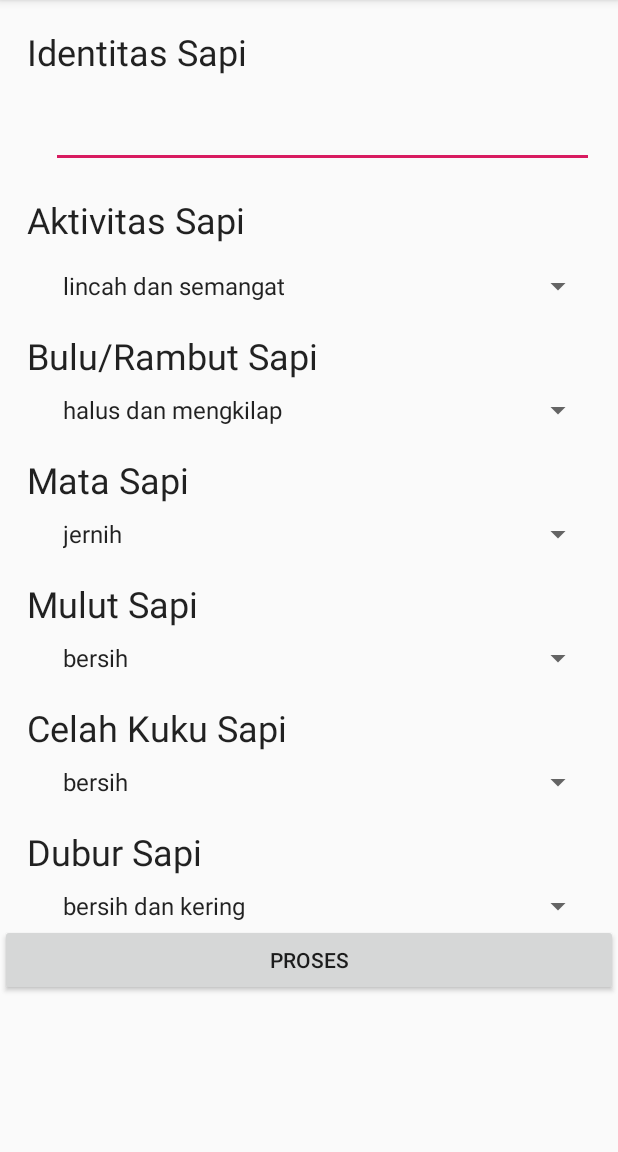
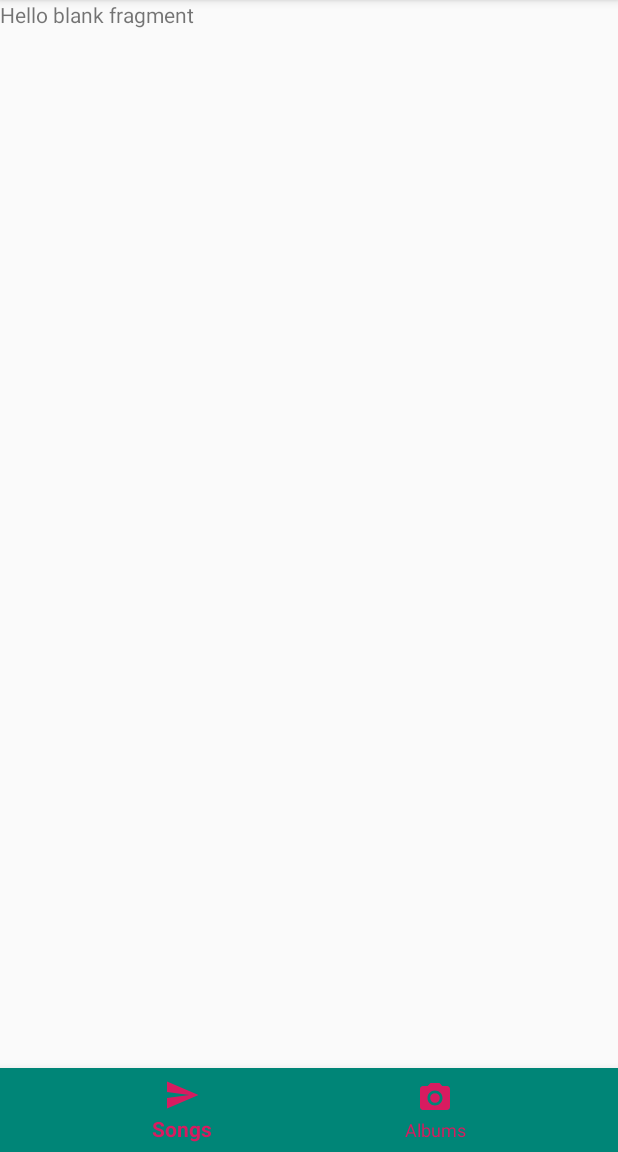
Before and after one commit to ArdityaAgungJ/TugasSPKSapiKurban, an Android app: the screen it shows after launch (MainActivity), on a phone screen of 412 x 824 dp, the part 84-1236 px from its top. Run offline under Robolectric (Android 15) with nearby library versions, the phone set to English and light mode, and no system bars.

Commit message:
Nav Bottom belum jadi

```diff
--- a/app/build.gradle
+++ b/app/build.gradle
@@ -23,6 +23,7 @@ dependencies {
     implementation 'com.android.support:appcompat-v7:28.0.0'
     implementation 'com.android.support:design:28.0.0'
     implementation 'com.android.support.constraint:constraint-layout:1.1.3'
+    implementation 'com.android.support:support-v4:28.0.0'
     testImplementation 'junit:junit:4.12'
     androidTestImplementation 'com.android.support.test:runner:1.0.2'
     androidTestImplementation 'com.android.support.test.espresso:espresso-core:3.0.2'
--- /dev/null
+++ b/app/src/main/java/com/blve/tugasspksapikurban/FragmentSPK.java
@@ -0,0 +1,30 @@
+package com.blve.tugasspksapikurban;
+
+
+import android.os.Bundle;
+import android.support.annotation.NonNull;
+import android.support.v4.app.Fragment;
+import android.view.LayoutInflater;
+import android.view.View;
+import android.view.ViewGroup;
+
+
+/**
+ * A simple {@link Fragment} subclass.
+ */
+public class FragmentSPK extends Fragment {
+
+
+    public FragmentSPK() {
+        // Required empty public constructor
+    }
+
+
+    @Override
+    public View onCreateView(@NonNull LayoutInflater inflater, ViewGroup container,
+                             Bundle savedInstanceState) {
+        // Inflate the layout for this fragment
+        return inflater.inflate(R.layout.fragment_fragment_spk, container, false);
+    }
+
+}
--- a/app/src/main/java/com/blve/tugasspksapikurban/MainActivity.java
+++ b/app/src/main/java/com/blve/tugasspksapikurban/MainActivity.java
@@ -5,8 +5,12 @@ import android.app.Dialog;
 import android.content.DialogInterface;
 import android.os.Bundle;
 import android.support.annotation.NonNull;
+import android.support.design.widget.BottomNavigationView;
 import android.support.design.widget.FloatingActionButton;
 import android.support.design.widget.Snackbar;
+import android.support.v4.app.Fragment;
+import android.support.v4.app.FragmentTransaction;
+import android.support.v4.view.ViewPager;
 import android.view.View;
 import android.support.design.widget.NavigationView;
 import android.support.v4.view.GravityCompat;
@@ -24,20 +28,22 @@ import android.widget.Spinner;
 import android.widget.Toast;
 
 public class MainActivity extends AppCompatActivity
-        implements NavigationView.OnNavigationItemSelectedListener, View.OnClickListener {
+        implements NavigationView.OnNavigationItemSelectedListener, View.OnClickListener, BottomNavigationView.OnNavigationItemSelectedListener {
 
     EditText ETKode;
     Spinner SpnAktivitas, SpnBulu, SpnMata, SpnMulut, SpnCelahKuku, SpnDubur;
     ArrayAdapter<CharSequence> adapterSpn;
     Button btnProses;
+    Toolbar toolbar;
 
 
     @Override
     protected void onCreate(Bundle savedInstanceState) {
         super.onCreate(savedInstanceState);
         setContentView(R.layout.activity_main);
-        Toolbar toolbar =  findViewById(R.id.toolbar);
+        toolbar =  findViewById(R.id.toolbar);
         setSupportActionBar(toolbar);
+
 
         inisialisasi();
 
@@ -59,42 +65,55 @@ public class MainActivity extends AppCompatActivity
         NavigationView navigationView = findViewById(R.id.nav_view);
         navigationView.setNavigationItemSelectedListener(this);
 
+        BottomNavigationView bottomNavigationView = findViewById(R.id.bottom_navigation);
+        bottomNavigationView.setOnNavigationItemSelectedListener(this);
+
+        toolbar.setTitle("SPK Pemilihan Sapi Kurban");
+        loadFragment(new FragmentSPK());
+
+    }
+
+    private void loadFragment(FragmentSPK fragmentSPK) {
+        FragmentTransaction transaction = getSupportFragmentManager().beginTransaction();
+        transaction.replace(R.id.container, fragmentSPK);
+        transaction.addToBackStack(null);
+        transaction.commit();
     }
 
     private void inisialisasi() {
-        ETKode = findViewById(R.id.editText);
-        SpnAktivitas = findViewById(R.id.spinner_act);
-        adapterSpn = ArrayAdapter.createFromResource(this,
-                R.array.list_aktivitas, android.R.layout.simple_spinner_item);
-        adapterSpn.setDropDownViewResource(android.R.layout.simple_spinner_dropdown_item);
-        SpnAktivitas.setAdapter(adapterSpn);
-        SpnBulu = findViewById(R.id.spinner_bulu);
-        adapterSpn = ArrayAdapter.createFromResource(this,
-                R.array.list_bulu, android.R.layout.simple_spinner_item);
-        adapterSpn.setDropDownViewResource(android.R.layout.simple_spinner_dropdown_item);
-        SpnBulu.setAdapter(adapterSpn);
-        SpnCelahKuku = findViewById(R.id.spinner_celah_kuku);
-        adapterSpn = ArrayAdapter.createFromResource(this,
-                R.array.list_celah_kuku, android.R.layout.simple_spinner_item);
-        adapterSpn.setDropDownViewResource(android.R.layout.simple_spinner_dropdown_item);
-        SpnCelahKuku.setAdapter(adapterSpn);
-        SpnDubur = findViewById(R.id.spinner_dubur);
-        adapterSpn = ArrayAdapter.createFromResource(this,
-                R.array.list_dubur, android.R.layout.simple_spinner_item);
-        adapterSpn.setDropDownViewResource(android.R.layout.simple_spinner_dropdown_item);
-        SpnDubur.setAdapter(adapterSpn);
-        SpnMata = findViewById(R.id.spinner_mata);
-        adapterSpn = ArrayAdapter.createFromResource(this,
-                R.array.list_mata, android.R.layout.simple_spinner_item);
-        adapterSpn.setDropDownViewResource(android.R.layout.simple_spinner_dropdown_item);
-        SpnMata.setAdapter(adapterSpn);
-        SpnMulut = findViewById(R.id.spinner_mulut);
-        adapterSpn = ArrayAdapter.createFromResource(this,
-                R.array.list_mulut, android.R.layout.simple_spinner_item);
-        adapterSpn.setDropDownViewResource(android.R.layout.simple_spinner_dropdown_item);
-        SpnMulut.setAdapter(adapterSpn);
-        btnProses = findViewById(R.id.btnProses);
-        btnProses.setOnClickListener(this);
+//        ETKode = findViewById(R.id.editText);
+//        SpnAktivitas = findViewById(R.id.spinner_act);
+//        adapterSpn = ArrayAdapter.createFromResource(this,
+//                R.array.list_aktivitas, android.R.layout.simple_spinner_item);
+//        adapterSpn.setDropDownViewResource(android.R.layout.simple_spinner_dropdown_item);
+//        SpnAktivitas.setAdapter(adapterSpn);
+//        SpnBulu = findViewById(R.id.spinner_bulu);
+//        adapterSpn = ArrayAdapter.createFromResource(this,
+//                R.array.list_bulu, android.R.layout.simple_spinner_item);
+//        adapterSpn.setDropDownViewResource(android.R.layout.simple_spinner_dropdown_item);
+//        SpnBulu.setAdapter(adapterSpn);
+//        SpnCelahKuku = findViewById(R.id.spinner_celah_kuku);
+//        adapterSpn = ArrayAdapter.createFromResource(this,
+//                R.array.list_celah_kuku, android.R.layout.simple_spinner_item);
+//        adapterSpn.setDropDownViewResource(android.R.layout.simple_spinner_dropdown_item);
+//        SpnCelahKuku.setAdapter(adapterSpn);
+//        SpnDubur = findViewById(R.id.spinner_dubur);
+//        adapterSpn = ArrayAdapter.createFromResource(this,
+//                R.array.list_dubur, android.R.layout.simple_spinner_item);
+//        adapterSpn.setDropDownViewResource(android.R.layout.simple_spinner_dropdown_item);
+//        SpnDubur.setAdapter(adapterSpn);
+//        SpnMata = findViewById(R.id.spinner_mata);
+//        adapterSpn = ArrayAdapter.createFromResource(this,
+//                R.array.list_mata, android.R.layout.simple_spinner_item);
+//        adapterSpn.setDropDownViewResource(android.R.layout.simple_spinner_dropdown_item);
+//        SpnMata.setAdapter(adapterSpn);
+//        SpnMulut = findViewById(R.id.spinner_mulut);
+//        adapterSpn = ArrayAdapter.createFromResource(this,
+//                R.array.list_mulut, android.R.layout.simple_spinner_item);
+//        adapterSpn.setDropDownViewResource(android.R.layout.simple_spinner_dropdown_item);
+//        SpnMulut.setAdapter(adapterSpn);
+//        btnProses = findViewById(R.id.btnProses);
+//        btnProses.setOnClickListener(this);
 
     }
 
@@ -127,15 +146,27 @@ public class MainActivity extends AppCompatActivity
             return true;
         }
 
+
         return super.onOptionsItemSelected(item);
     }
 
     @SuppressWarnings("StatementWithEmptyBody")
     @Override
     public boolean onNavigationItemSelected(@NonNull MenuItem item) {
+
+        Fragment fragment;
+
         // Handle navigation view item clicks here.
         int id = item.getItemId();
 
+        if (id == R.id.btm_nav_add) {
+            toolbar.setTitle("SPK Pemilihan Sapi Kurban");
+            fragment = new FragmentSPK();
+            loadFragment((FragmentSPK) fragment);
+            return true;
+        } else if (id == R.id.btm_nav_history) {
+            Toast.makeText(this, "aa", Toast.LENGTH_SHORT).show();
+        }
         if (id == R.id.nav_camera) {
             // Handle the camera action
         } else if (id == R.id.nav_gallery) {
--- a/app/src/main/res/layout/app_bar_main.xml
+++ b/app/src/main/res/layout/app_bar_main.xml
@@ -20,9 +20,27 @@
 
     </android.support.design.widget.AppBarLayout>
 
-    <include layout="@layout/content_main" />
+    <FrameLayout
+        android:id="@+id/container"
+        android:layout_width="match_parent"
+        android:layout_height="match_parent"
+        app:layout_behavior="@string/appbar_scrolling_view_behavior"/>
 
-    <!--<android.support.design.widget.FloatingActionButton-->
+        <!--<include layout="@layout/content_main" />-->
+
+
+        <android.support.design.widget.BottomNavigationView
+            android:id="@+id/bottom_navigation"
+            android:layout_width="match_parent"
+            android:layout_height="wrap_content"
+            android:layout_gravity="bottom"
+            android:background="@color/colorPrimary"
+            app:itemIconTint="@color/colorAccent"
+            app:itemTextColor="@color/colorAccent"
+            app:menu="@menu/bottom_nav" />
+
+
+        <!--<android.support.design.widget.FloatingActionButton-->
         <!--android:id="@+id/fab"-->
         <!--android:layout_width="wrap_content"-->
         <!--android:layout_height="wrap_content"-->
--- /dev/null
+++ b/app/src/main/res/layout/fragment_fragment_spk.xml
@@ -0,0 +1,14 @@
+<?xml version="1.0" encoding="utf-8"?>
+<FrameLayout xmlns:android="http://schemas.android.com/apk/res/android"
+    xmlns:tools="http://schemas.android.com/tools"
+    android:layout_width="match_parent"
+    android:layout_height="match_parent"
+    tools:context=".FragmentSPK">
+
+    <!-- TODO: Update blank fragment layout -->
+    <TextView
+        android:layout_width="match_parent"
+        android:layout_height="match_parent"
+        android:text="@string/hello_blank_fragment" />
+
+</FrameLayout>
--- /dev/null
+++ b/app/src/main/res/menu/bottom_nav.xml
@@ -0,0 +1,12 @@
+<?xml version="1.0" encoding="utf-8"?>
+<menu xmlns:android="http://schemas.android.com/apk/res/android">
+    <item
+        android:id="@+id/btm_nav_add"
+        android:icon="@drawable/ic_menu_send"
+        android:title="Songs"/>
+
+    <item
+        android:id="@+id/btm_nav_history"
+        android:icon="@drawable/ic_menu_camera"
+        android:title="Albums"/>
+</menu>
--- a/app/src/main/res/values/strings.xml
+++ b/app/src/main/res/values/strings.xml
@@ -27,20 +27,27 @@
         <item>rontok</item>
         <item>botak</item>
         <item>berparasit</item>
-    </string-array><string-array name="list_mata">
+    </string-array>
+    <string-array name="list_mata">
         <item>jernih</item>
         <item>keluar air dan berwarna merah</item>
         <item>belekan dan keruh</item>
-    </string-array><string-array name="list_mulut">
+    </string-array>
+    <string-array name="list_mulut">
         <item>bersih</item>
         <item>berliur</item>
         <item>berbintil-bintil merah</item>
-    </string-array><string-array name="list_celah_kuku">
+    </string-array>
+    <string-array name="list_celah_kuku">
         <item>bersih</item>
         <item>terjadi penebalan</item>
         <item>radang dan bengkak</item>
-    </string-array><string-array name="list_dubur">
+    </string-array>
+    <string-array name="list_dubur">
         <item>bersih dan kering</item>
         <item>kotor dan basah</item>
     </string-array>
+
+    <!-- TODO: Remove or change this placeholder text -->
+    <string name="hello_blank_fragment">Hello blank fragment</string>
 </resources>
```
